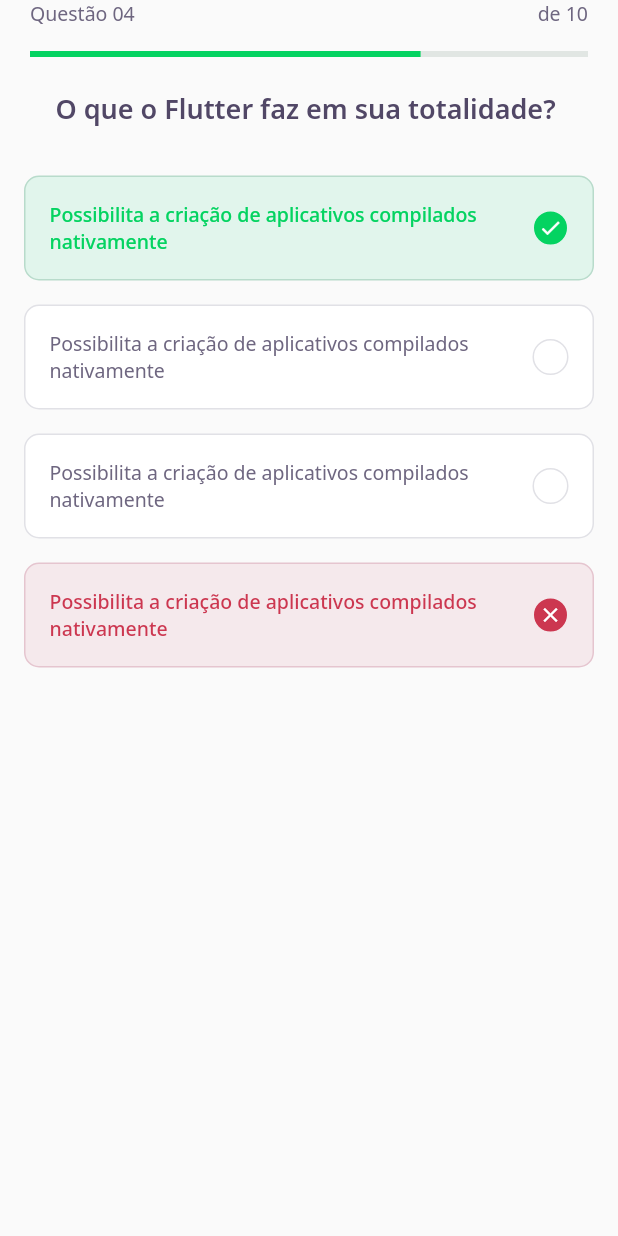
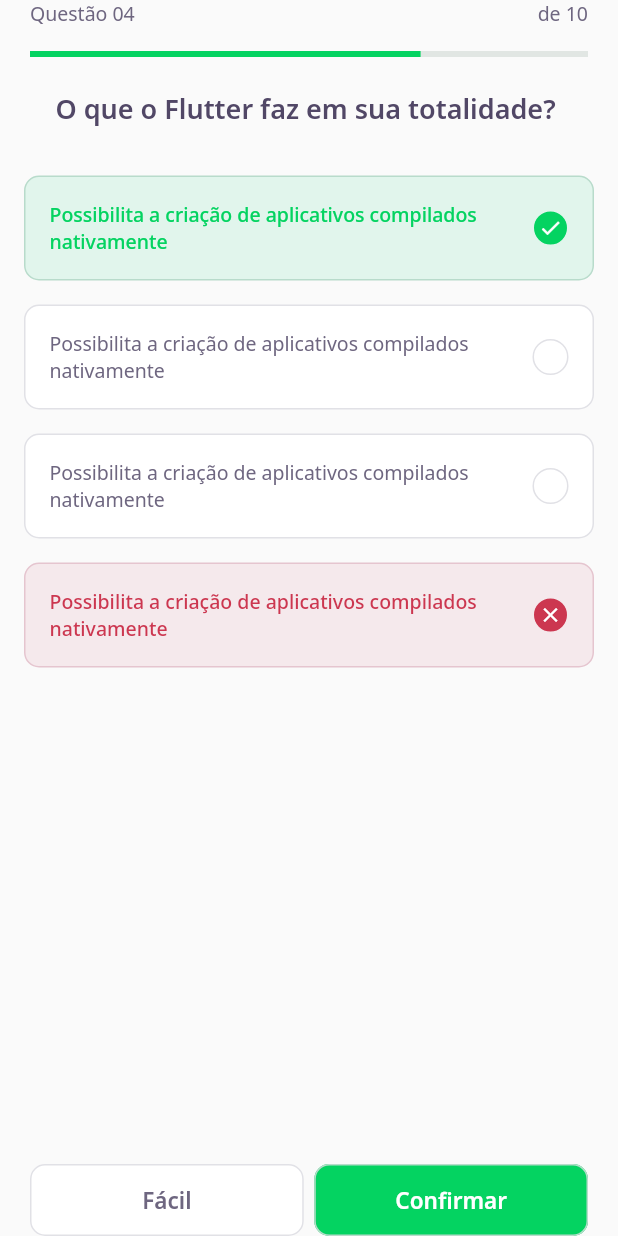
Before and after one commit to s7Thiago/devquiz, a Flutter app: the ChallengePage screen opened directly, on a phone screen of 412 x 824 dp. Run offline on Flutter 3.47's test engine with Material 2 defaults, Android fonts, the phone set to English and light mode, and no system bars; our stand-ins replace google_fonts; accounts and stored records are empty.

Commit message:
Day 4 - NextButtonWidget

```diff
--- a/lib/challenge/challenge_page.dart
+++ b/lib/challenge/challenge_page.dart
@@ -1,3 +1,4 @@
+import 'package:devquiz/challenge/widgets/next_button/next_button_widget.dart';
 import 'package:devquiz/challenge/widgets/question_indicator/question_indicator.dart';
 import 'package:devquiz/challenge/widgets/quiz/quiz_widget.dart';
 import 'package:devquiz/home/widgets/quiz_card/quiz_card_widget.dart';
@@ -20,6 +21,29 @@
         ),
       ),
       body: QuizWidget(title: 'O que o Flutter faz em sua totalidade? '),
+      bottomNavigationBar: SafeArea(
+        child: Padding(
+          padding: const EdgeInsets.symmetric(horizontal: 20),
+          child: Row(
+            mainAxisAlignment: MainAxisAlignment.spaceAround,
+            children: [
+              Expanded(
+                child: NextButtonWidget.white(
+                  label: 'Fácil',
+                  onTap: () {},
+                ),
+              ),
+              SizedBox(width: 7),
+              Expanded(
+                child: NextButtonWidget.green(
+                  label: 'Confirmar',
+                  onTap: () {},
+                ),
+              ),
+            ],
+          ),
+        ),
+      ),
     );
   }
 }
--- /dev/null
+++ b/lib/challenge/widgets/next_button/next_button_widget.dart
@@ -0,0 +1,65 @@
+import 'package:devquiz/core/app_colors.dart';
+import 'package:flutter/material.dart';
+import 'package:google_fonts/google_fonts.dart';
+
+class NextButtonWidget extends StatelessWidget {
+  final String label;
+  final Color backgroundColor;
+  final Color fontColor;
+  final Color borderColor;
+  final Color? rippleColor;
+  final VoidCallback onTap;
+
+  NextButtonWidget({
+    Key? key,
+    required this.label,
+    this.backgroundColor = Colors.white,
+    this.fontColor = Colors.black,
+    this.borderColor = Colors.black,
+    this.rippleColor = Colors.black26,
+    required this.onTap,
+  }) : super(key: key);
+
+  NextButtonWidget.green({required String label, required VoidCallback onTap})
+      : this.backgroundColor = AppColors.darkGreen,
+        this.fontColor = AppColors.white,
+        this.label = label,
+        this.borderColor = AppColors.green,
+        this.rippleColor = AppColors.green,
+        this.onTap = onTap;
+
+  NextButtonWidget.white({required String label, required VoidCallback onTap})
+      : this.backgroundColor = AppColors.white,
+        this.fontColor = AppColors.grey,
+        this.label = label,
+        this.borderColor = AppColors.border,
+        this.rippleColor = AppColors.border,
+        this.onTap = onTap;
+
+  @override
+  Widget build(BuildContext context) {
+    return Container(
+      height: 48,
+      child: TextButton(
+        onPressed: () {},
+        style: ButtonStyle(
+          backgroundColor: MaterialStateProperty.all(this.backgroundColor),
+          shape: MaterialStateProperty.all(
+            RoundedRectangleBorder(borderRadius: BorderRadius.circular(10)),
+          ),
+          side: MaterialStateProperty.all(BorderSide(color: this.borderColor)),
+          splashFactory: InkRipple.splashFactory,
+          overlayColor: MaterialStateProperty.all(rippleColor),
+        ),
+        child: Text(
+          this.label,
+          style: GoogleFonts.notoSans(
+            fontWeight: FontWeight.w600,
+            fontSize: 15,
+            color: this.fontColor,
+          ),
+        ),
+      ),
+    );
+  }
+}
--- a/lib/core/app_widget.dart
+++ b/lib/core/app_widget.dart
@@ -7,7 +7,7 @@
   Widget build(BuildContext context) {
     return MaterialApp(
       title: "DevQuiz",
-      home: HomePage(),
+      home: ChallengePage(),
     );
   }
 }
```
